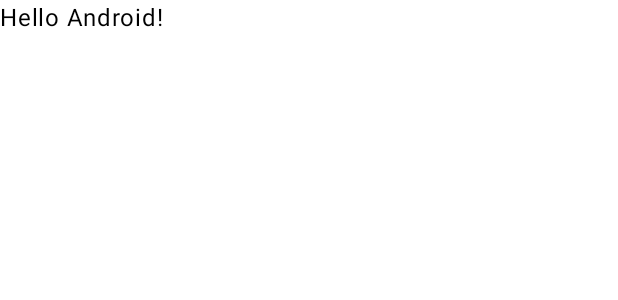
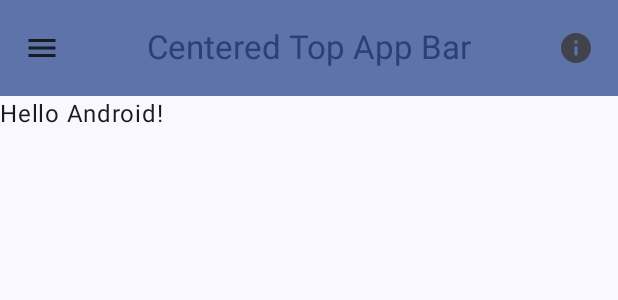
Before and after one commit to krisniasyahwa/MiniProject1, an Android app built with Jetpack Compose: the @Preview function GreetingPreview, on a phone screen of 412 x 824 dp. Shown: the top 300 px of the screen. Run offline under Robolectric (Android 15) with nearby library versions, the phone set to English and light mode, and no system bars.

Commit message:
Membuat TopAppBar

```diff
--- a/app/src/main/java/org/d3if3087/miniproject1/MainActivity.kt
+++ b/app/src/main/java/org/d3if3087/miniproject1/MainActivity.kt
@@ -4,11 +4,27 @@ import android.os.Bundle
 import androidx.activity.ComponentActivity
 import androidx.activity.compose.setContent
 import androidx.compose.foundation.layout.fillMaxSize
+import androidx.compose.foundation.layout.padding
+import androidx.compose.material.icons.Icons
+import androidx.compose.material.icons.filled.ArrowBack
+import androidx.compose.material.icons.filled.Info
+import androidx.compose.material.icons.filled.Menu
+import androidx.compose.material3.CenterAlignedTopAppBar
+import androidx.compose.material3.ExperimentalMaterial3Api
+import androidx.compose.material3.Icon
+import androidx.compose.material3.IconButton
 import androidx.compose.material3.MaterialTheme
+import androidx.compose.material3.Scaffold
 import androidx.compose.material3.Surface
 import androidx.compose.material3.Text
+import androidx.compose.material3.TopAppBar
+import androidx.compose.material3.TopAppBarDefaults
+import androidx.compose.material3.rememberTopAppBarState
 import androidx.compose.runtime.Composable
 import androidx.compose.ui.Modifier
+import androidx.compose.ui.input.nestedscroll.nestedScroll
+import androidx.compose.ui.res.stringResource
+import androidx.compose.ui.text.style.TextOverflow
 import androidx.compose.ui.tooling.preview.Preview
 import org.d3if3087.miniproject1.ui.theme.MiniProject1Theme
 
@@ -29,12 +45,58 @@ class MainActivity : ComponentActivity() {
     }
 }
 
+@OptIn(ExperimentalMaterial3Api::class)
 @Composable
-fun Greeting(name: String, modifier: Modifier = Modifier) {
-    Text(
-        text = "Hello $name!",
-        modifier = modifier
-    )
+fun MainScreen(content: @Composable (Modifier) -> Unit){
+    val scrollBehavior = TopAppBarDefaults.pinnedScrollBehavior(rememberTopAppBarState())
+    Scaffold(
+        modifier = Modifier.nestedScroll(scrollBehavior.nestedScrollConnection),
+
+        topBar = {
+            CenterAlignedTopAppBar(
+                colors = TopAppBarDefaults.topAppBarColors(
+                    containerColor = MaterialTheme.colorScheme.primaryContainer,
+                    titleContentColor = MaterialTheme.colorScheme.primary,
+                ),
+                title = {
+                    Text(
+                        "Centered Top App Bar",
+                        maxLines = 1,
+                        overflow = TextOverflow.Ellipsis
+                    )
+                },
+                navigationIcon = {
+                    IconButton(onClick = { /* do something */ }) {
+                        Icon(
+                            imageVector = Icons.Filled.Menu,
+                            contentDescription = "Localized description"
+                        )
+                    }
+                },
+                actions = {
+                    IconButton(onClick = {  }) {
+                        Icon(
+                            imageVector = Icons.Filled.Info,
+                            contentDescription = "Localized description"
+                        )
+                    }
+                },
+                scrollBehavior = scrollBehavior,
+            )
+        },
+    ) { padding ->
+        content(Modifier.padding(padding))
+    }
+}
+
+@Composable
+fun Greeting(name: String) {
+    MainScreen { modifier ->
+        Text(
+            text = "Hello $name!",
+            modifier = modifier
+        )
+    }
 }
 
 @Preview(showBackground = true)
--- a/app/src/main/res/values/strings.xml
+++ b/app/src/main/res/values/strings.xml
@@ -1,3 +1,3 @@
 <resources>
-    <string name="app_name">Mini Project #1</string>
+    <string name="app_name">App Name</string>
 </resources>
```
